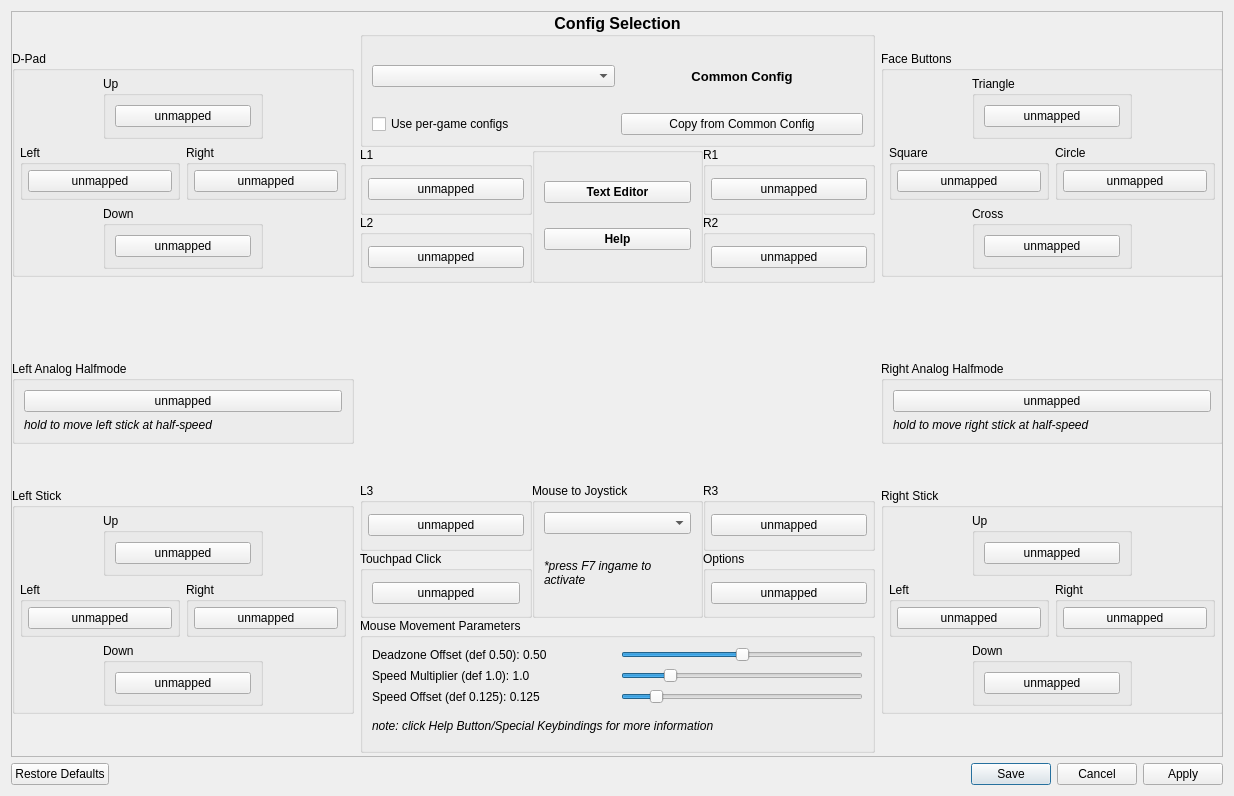
Before: the Qt Designer form src/qt_gui/kbm_gui.ui in shadps4-emu/shadPS4, drawn with Qt 5.
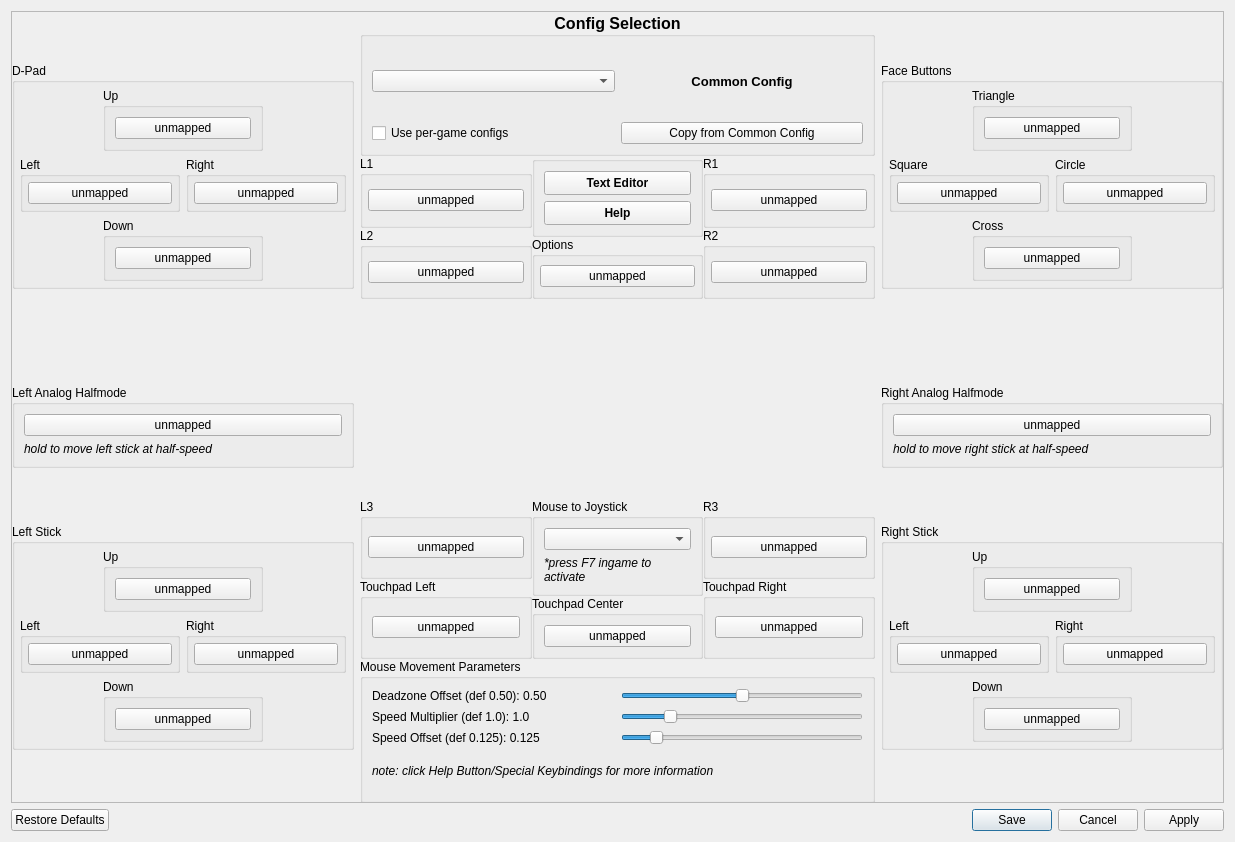
After: the same form once the commit is applied. Icons and pictures are not drawn.

Commit message:
Update gui with new touchpad inputs (#3125)
* Update gui with new touchpad inputs

* Update kbm_gui.ui

---------

Patch:
```diff
--- a/src/qt_gui/kbm_gui.ui
+++ b/src/qt_gui/kbm_gui.ui
@@ -11,8 +11,8 @@
    <rect>
     <x>0</x>
     <y>0</y>
-    <width>1234</width>
-    <height>796</height>
+    <width>1235</width>
+    <height>842</height>
    </rect>
   </property>
   <property name="sizePolicy">
@@ -44,8 +44,8 @@
        <rect>
         <x>0</x>
         <y>0</y>
-        <width>1214</width>
-        <height>746</height>
+        <width>1215</width>
+        <height>792</height>
        </rect>
       </property>
       <widget class="QWidget" name="layoutWidget">
@@ -54,7 +54,7 @@
          <x>0</x>
          <y>0</y>
          <width>1211</width>
-         <height>741</height>
+         <height>791</height>
         </rect>
        </property>
        <layout class="QHBoxLayout" name="RemapLayout">
@@ -793,7 +793,7 @@
              </layout>
             </item>
             <item>
-             <layout class="QVBoxLayout" name="layout_system_buttons" stretch="0">
+             <layout class="QVBoxLayout" name="layout_system_buttons" stretch="0,0">
               <item>
                <widget class="QGroupBox" name="groupBox_4">
                 <property name="sizePolicy">
@@ -825,8 +825,11 @@
                      <verstretch>0</verstretch>
                     </sizepolicy>
                    </property>
-                   <property name="minimumHeight">
-                    <number>48</number>
+                   <property name="minimumSize">
+                    <size>
+                     <width>0</width>
+                     <height>24</height>
+                    </size>
                    </property>
                    <property name="focusPolicy">
                     <enum>Qt::FocusPolicy::NoFocus</enum>
@@ -844,8 +847,11 @@
                      <verstretch>0</verstretch>
                     </sizepolicy>
                    </property>
-                   <property name="minimumHeight">
-                    <number>48</number>
+                   <property name="minimumSize">
+                    <size>
+                     <width>0</width>
+                     <height>24</height>
+                    </size>
                    </property>
                    <property name="focusPolicy">
                     <enum>Qt::FocusPolicy::NoFocus</enum>
@@ -858,6 +864,55 @@
                 </layout>
                </widget>
               </item>
+              <item>
+               <widget class="QGroupBox" name="gb_options">
+                <property name="sizePolicy">
+                 <sizepolicy hsizetype="Expanding" vsizetype="Preferred">
+                  <horstretch>0</horstretch>
+                  <verstretch>0</verstretch>
+                 </sizepolicy>
+                </property>
+                <property name="minimumSize">
+                 <size>
+                  <width>160</width>
+                  <height>0</height>
+                 </size>
+                </property>
+                <property name="title">
+                 <string>Options</string>
+                </property>
+                <layout class="QVBoxLayout" name="gb_start_layout">
+                 <property name="leftMargin">
+                  <number>5</number>
+                 </property>
+                 <property name="topMargin">
+                  <number>5</number>
+                 </property>
+                 <property name="rightMargin">
+                  <number>5</number>
+                 </property>
+                 <property name="bottomMargin">
+                  <number>5</number>
+                 </property>
+                 <item>
+                  <widget class="QPushButton" name="OptionsButton">
+                   <property name="sizePolicy">
+                    <sizepolicy hsizetype="Preferred" vsizetype="Fixed">
+                     <horstretch>0</horstretch>
+                     <verstretch>0</verstretch>
+                    </sizepolicy>
+                   </property>
+                   <property name="focusPolicy">
+                    <enum>Qt::FocusPolicy::NoFocus</enum>
+                   </property>
+                   <property name="text">
+                    <string>unmapped</string>
+                   </property>
+                  </widget>
+                 </item>
+                </layout>
+               </widget>
+              </item>
              </layout>
             </item>
             <item>
@@ -1067,34 +1122,13 @@
                </widget>
               </item>
               <item>
-               <widget class="QGroupBox" name="gb_touchpad">
-                <property name="sizePolicy">
-                 <sizepolicy hsizetype="Expanding" vsizetype="Preferred">
-                  <horstretch>0</horstretch>
-                  <verstretch>0</verstretch>
-                 </sizepolicy>
-                </property>
-                <property name="minimumSize">
-                 <size>
-                  <width>160</width>
-                  <height>0</height>
-                 </size>
-                </property>
+               <widget class="QGroupBox" name="gb_touchpadleft">
                 <property name="title">
-                 <string>Touchpad Click</string>
+                 <string>Touchpad Left</string>
                 </property>
-                <layout class="QVBoxLayout" name="verticalLayout_9">
+                <layout class="QVBoxLayout" name="verticalLayout_17">
                  <item>
-                  <widget class="QPushButton" name="TouchpadButton">
-                   <property name="sizePolicy">
-                    <sizepolicy hsizetype="Preferred" vsizetype="Fixed">
-                     <horstretch>0</horstretch>
-                     <verstretch>0</verstretch>
-                    </sizepolicy>
-                   </property>
-                   <property name="focusPolicy">
-                    <enum>Qt::FocusPolicy::NoFocus</enum>
-                   </property>
+                  <widget class="QPushButton" name="TouchpadLeftButton">
                    <property name="text">
                     <string>unmapped</string>
                    </property>
@@ -1150,6 +1184,22 @@
                 </layout>
                </widget>
               </item>
+              <item>
+               <widget class="QGroupBox" name="gb_touchpadcenter">
+                <property name="title">
+                 <string>Touchpad Center</string>
+                </property>
+                <layout class="QVBoxLayout" name="verticalLayout_11">
+                 <item>
+                  <widget class="QPushButton" name="TouchpadCenterButton">
+                   <property name="text">
+                    <string>unmapped</string>
+                   </property>
+                  </widget>
+                 </item>
+                </layout>
+               </widget>
+              </item>
              </layout>
             </item>
             <item>
@@ -1204,7 +1254,7 @@
                </widget>
               </item>
               <item>
-               <widget class="QGroupBox" name="gb_options">
+               <widget class="QGroupBox" name="gb_touchpadright">
                 <property name="sizePolicy">
                  <sizepolicy hsizetype="Expanding" vsizetype="Preferred">
                   <horstretch>0</horstretch>
@@ -1218,23 +1268,11 @@
                  </size>
                 </property>
                 <property name="title">
-                 <string>Options</string>
+                 <string>Touchpad Right</string>
                 </property>
-                <layout class="QVBoxLayout" name="gb_start_layout">
-                 <property name="leftMargin">
-                  <number>5</number>
-                 </property>
-                 <property name="topMargin">
-                  <number>5</number>
-                 </property>
-                 <property name="rightMargin">
-                  <number>5</number>
-                 </property>
-                 <property name="bottomMargin">
-                  <number>5</number>
-                 </property>
+                <layout class="QVBoxLayout" name="verticalLayout_9">
                  <item>
-                  <widget class="QPushButton" name="OptionsButton">
+                  <widget class="QPushButton" name="TouchpadRightButton">
                    <property name="sizePolicy">
                     <sizepolicy hsizetype="Preferred" vsizetype="Fixed">
                      <horstretch>0</horstretch>
```
The commit also changes 2 other files.
